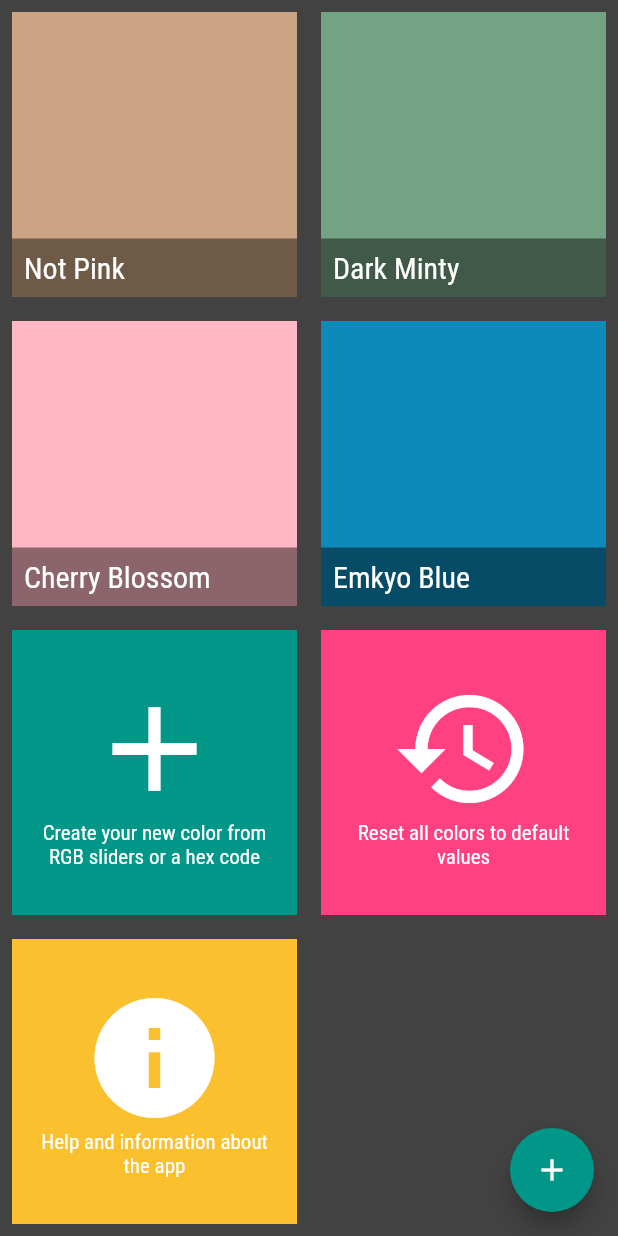
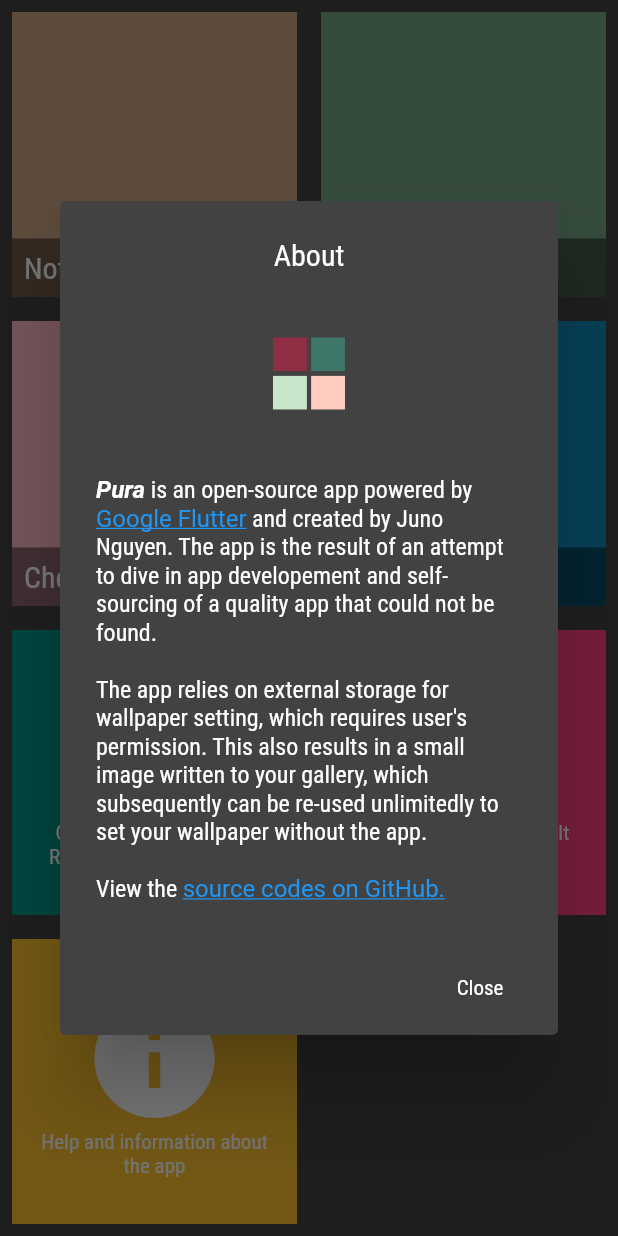
Before and after one commit to JunoNgx/flutter-pura, a Flutter app: the screen it shows after launch, scrolled down 1648 dp, after a tap on "Help and information about the app", on a phone screen of 412 x 824 dp. Run offline on Flutter 3.47's test engine with Material 2 defaults, Android fonts, the phone set to English and light mode, and no system bars; our stand-ins replace permission_handler; missing offline and left inert: wallpaperplugin.

Commit message:
Revamp UI, added about dialog.

```diff
--- a/lib/main.dart
+++ b/lib/main.dart
@@ -3,6 +3,7 @@ import 'package:wallpaper/pages/color_list_page.dart';
 
 void main() {
   runApp(MaterialApp(
+    title: 'Pura',
     home: ColorListPage(),
     theme: ThemeData(
       brightness: Brightness.dark,
--- a/lib/pages/color_list_page.dart
+++ b/lib/pages/color_list_page.dart
@@ -1,17 +1,14 @@
 import 'dart:convert';
 import "package:flutter/material.dart";
 
-import 'package:wallpaper/widgets/color_grid.dart';
 import 'package:wallpaper/models/color_object.dart';
 import 'package:wallpaper/pages/create_color_page.dart';
 import 'package:wallpaper/services/confirm_action.dart';
 import 'package:wallpaper/services/storage.dart';
-import 'package:wallpaper/widgets/create_grid.dart';
-import 'package:wallpaper/widgets/reset_grid.dart';
-import 'package:wallpaper/widgets/about_grid.dart';
-
+import 'package:wallpaper/widgets/color_grid.dart';
 import 'package:wallpaper/widgets/extra_grid.dart';
 import 'package:wallpaper/widgets/confirmation_dialog.dart';
+import 'package:wallpaper/widgets/custom_about_dialog.dart';
 
 class ColorListPage extends StatefulWidget {
 
@@ -51,13 +48,12 @@ class _ColorListPageState extends State<ColorListPage> {
                   color: widget.currentColorList[index],
                   parentDeleteAndUpdate: deleteAndUpdate,
                   parentCreateNewColor: createNewColor,
-//                  parentResetAll: resetDefaultValues,
                   index: index
               );
             } else if (index == widget.currentColorList.length) {
               _widget = ExtraGrid(
                 icon: Icons.add,
-                  label: 'Create your new color from RGB sliders or a hex code',
+                label: 'Create a new color from RGB sliders or a hex code',
                 color: Colors.teal,
                 action: () async {
                   var returnData = await Navigator.push(
@@ -70,11 +66,6 @@ class _ColorListPageState extends State<ColorListPage> {
                           new ColorObject(returnData['hex'], returnData['name']));
                     }
                   }
-//                    else if (returnData == ConfirmAction.RESET_ALL) {
-//                      print('Receiving RESET ALL from list page');
-//                      // Learning note: await to make sure that data has been written into currentColorList before writing
-//                      await resetDefaultValues();
-//                    }
                 }
               );
             } else if (index == widget.currentColorList.length + 1) {
@@ -107,32 +98,14 @@ class _ColorListPageState extends State<ColorListPage> {
                     showDialog(
                       context: context,
                       barrierDismissible: true,
-
+                      builder: (context) => CustomAboutDialog()
+                        //TODO figure out how the default AboutDialog works
+//                      builder: (context) => AboutDialog()
                     );
                   }
               );
             }
             return _widget;
-            },
-          ),
-        floatingActionButton: FloatingActionButton(
-          child: Icon(Icons.add),
-          tooltip: 'Create a new color',
-          onPressed: () async {
-//            var returnData = await Navigator.push(
-//              context,
-//              MaterialPageRoute(builder: (context) => CreateColorPage(showResetAll: true,))
-//            );
-//            if (returnData is Map) {
-//              if (returnData["confirmAction"] == ConfirmAction.CREATE) {
-//                createNewColor(
-//                    new ColorObject(returnData['hex'], returnData['name']));
-//              }
-//            } else if (returnData == ConfirmAction.RESET_ALL) {
-//              print('Receiving RESET ALL from list page');
-//              // Learning note: await to make sure that data has been written into currentColorList before writing
-//              await resetDefaultValues();
-//            }
           },
         ),
       ),
--- a/lib/widgets/color_detail_dialog.dart
+++ b/lib/widgets/color_detail_dialog.dart
@@ -12,14 +12,12 @@ class ColorDetailDialog extends AlertDialog {
 
   final ColorObject color;
   final int index;
-  final GlobalKey<ScaffoldState> _colorDetailScaffoldKey = new GlobalKey<ScaffoldState>();
   ImageProcessor imageProcessor = ImageProcessor();
 
   ColorDetailDialog({@required this.color, @required this.index});
 
   @override
   Widget build(BuildContext context) {
-    // Learning note: Scaffold is top widget for the purpose of displaying snackbar fullscreen
         return AlertDialog(
           actions: <Widget>[
             new FlatButton(
@@ -128,10 +126,6 @@ class ColorDetailDialog extends AlertDialog {
         ),
       );
   }
-//
-//  void processImage() {
-//    Image image = new
-//  }
 
   void requestPermissionAndSetWallpaper(BuildContext context) async {
     // Learning note: this will prompt permission from user
--- a/lib/widgets/color_grid.dart
+++ b/lib/widgets/color_grid.dart
@@ -24,9 +24,6 @@ class ColorGrid extends StatelessWidget {
   Widget build(BuildContext context) {
     return Container(
       margin: EdgeInsets.all(8),
-//      decoration: BoxDecoration(
-//        color: Color(this.color.getHexInt()),
-//      ),
       color: Color(this.color.getHexInt()),
       child: InkWell(
         onTap: () async {
--- /dev/null
+++ b/lib/widgets/custom_about_dialog.dart
@@ -0,0 +1,75 @@
+import 'package:flutter/gestures.dart';
+import 'package:flutter/material.dart';
+import 'package:url_launcher/url_launcher.dart';
+
+class CustomAboutDialog extends StatelessWidget {
+
+  @override
+  Widget build(BuildContext context) {
+
+    return AlertDialog(
+      title: Center(child: Text('About')),
+      content: Column(
+        mainAxisSize: MainAxisSize.min,
+        mainAxisAlignment: MainAxisAlignment.center,
+        crossAxisAlignment: CrossAxisAlignment.center,
+        children: <Widget>[
+          Image(
+             image: AssetImage('assets/Pura.png'),
+             width: 96,
+             height: 96,
+           ),
+          SizedBox(height: 20),
+          RichText(
+            text: TextSpan(
+              style: Theme.of(context).textTheme.subhead,
+              children: <TextSpan>[
+                TextSpan(text: 'Pura', style: TextStyle(fontWeight: FontWeight.bold, fontStyle: FontStyle.italic)),
+                TextSpan(text: ' is an open-source app powered by '),
+                TextSpan(
+                  text: 'Google Flutter',
+                  style: TextStyle(
+                    color: Colors.blue,
+                    decoration: TextDecoration.underline,
+                  ),
+                  recognizer: new TapGestureRecognizer()
+                    ..onTap = () { launch('https://flutter.dev/');
+                    },
+                ),
+                TextSpan(text: ' and created by Juno Nguyen. '
+                  'The app is the result of an attempt to dive in app developement '
+                  'and self-sourcing of a quality app that could not be found.'),
+                TextSpan(text: '\n\n'),
+                TextSpan(text: 'The app relies on external storage for wallpaper setting, '
+                  'which requires user\'s permission. '
+                  'This also results in a small image written to your gallery, '
+                  'which subsequently can be re-used unlimitedly to set your wallpaper without the app. '
+                ),
+                TextSpan(text: '\n\n'),
+                TextSpan(text: 'View the '),
+                TextSpan(
+                  text: 'source codes on GitHub.',
+                  style: TextStyle(
+                    color: Colors.blue,
+                    decoration: TextDecoration.underline,
+                  ),
+                  recognizer: new TapGestureRecognizer()
+                    ..onTap = () { launch('https://github.com/JunoNgx/flutter-pura');
+                    },
+                ),
+              ],
+            ),
+          ),
+        ],
+      ),
+      actions: <Widget>[
+        FlatButton(
+          child: Text('Close'),
+          onPressed: ((){
+            Navigator.of(context).pop();
+          }),
+        ),
+      ],
+    );
+  }
+}
--- a/pubspec.yaml
+++ b/pubspec.yaml
@@ -11,7 +11,7 @@ description: Solid colour wallpaper
 # In iOS, build-name is used as CFBundleShortVersionString while build-number used as CFBundleVersion.
 # Read more about iOS versioning at
 # https://developer.apple.com/library/archive/documentation/General/Reference/InfoPlistKeyReference/Articles/CoreFoundationKeys.html
-version: 1.0.2+3
+version: 1.2.0+4
 
 environment:
   sdk: ">=2.1.0 <3.0.0"
@@ -32,6 +32,7 @@ dev_dependencies:
   permission_handler: ^5.0.0
   path_provider: ^1.6.5
   wallpaperplugin: ^0.1.1
+  url_launcher: ^5.4.5
 
 
 
@@ -49,6 +50,7 @@ flutter:
   # To add assets to your application, add an assets section, like this:
   assets:
     - assets/default_values.json
+    - assets/Pura.png
 
   # An image asset can refer to one or more resolution-specific "variants", see
   # https://flutter.dev/assets-and-images/#resolution-aware.
```
Also changed, not shown: lib/pages/create_color_page.dart (+2 -8 lines), lib/widgets/about_grid.dart (deleted, +0 -29 lines), lib/widgets/create_grid.dart (deleted, +0 -29 lines), lib/widgets/reset_all_button.dart (deleted, +0 -38 lines), lib/widgets/reset_grid.dart (deleted, +0 -29 lines), assets/Pura.png (added). Lines whose indentation alone changed are shown as unchanged.
